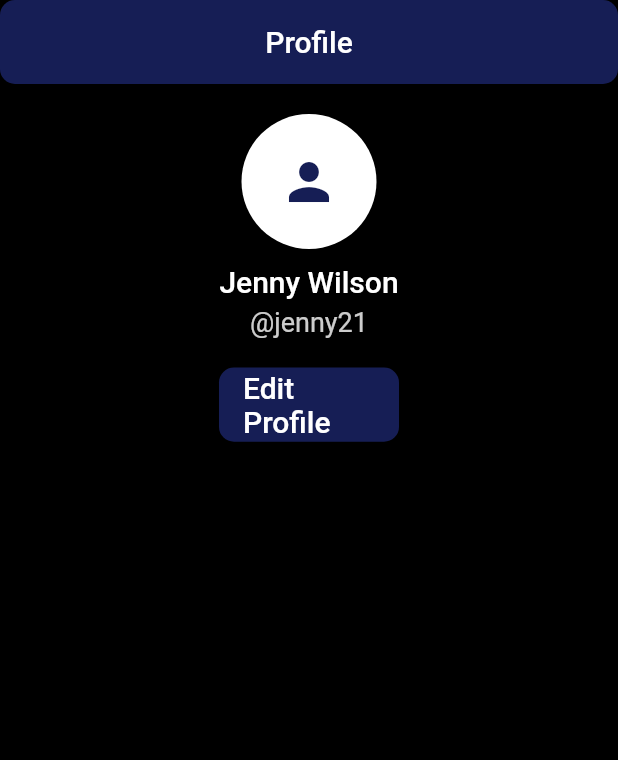
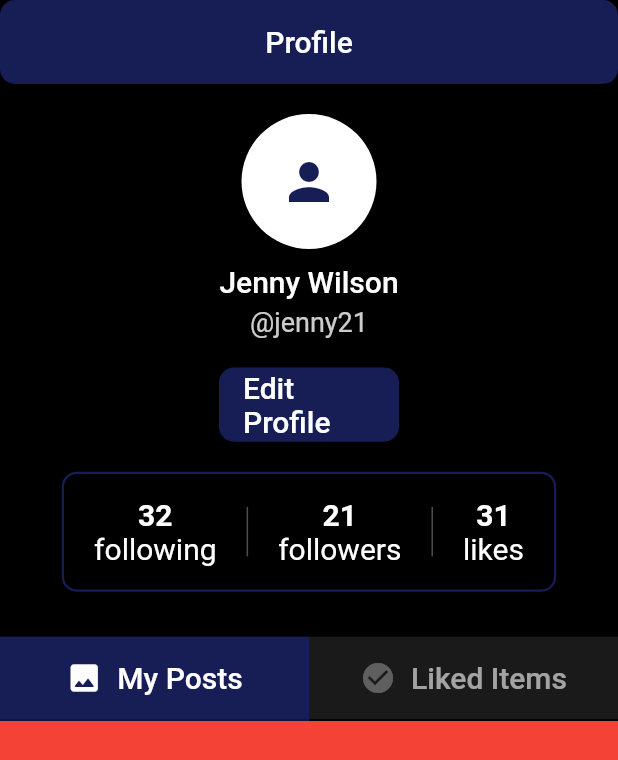
Before and after one commit to dagmawi-asfaw/insta_clone, a Flutter app: the screen it shows after launch, on a phone screen of 412 x 824 dp. Shown: the top 760 px of the screen. Run offline on Flutter 3.47's test engine with Material 2 defaults, Android fonts, the phone set to English and light mode, and no system bars; drawn by our look-alikes of cached_network_image; our stand-ins replace freezed_annotation, simple_icons; network calls fail.

Commit message:
add tab bar

```diff
--- a/lib/app.dart
+++ b/lib/app.dart
@@ -11,6 +11,7 @@ class MyApp extends StatelessWidget {
     return MaterialApp(
       title: 'Flutter Demo',
       theme: appThemeData,
+      debugShowCheckedModeBanner: false,
       home: const UserProfilePage(),
     );
   }
--- a/lib/components/user_profile/view/user_profile_view.dart
+++ b/lib/components/user_profile/view/user_profile_view.dart
@@ -15,30 +15,10 @@ class UserProfilePage extends StatelessWidget {
       body: Column(
         crossAxisAlignment: CrossAxisAlignment.center,
         children: [
-          const SizedBox(
-            height: 20,
-          ),
-          UserAvatarWidget(
-            imageUrl: user1.profileImageUrl,
-          ),
-          const SizedBox(
-            height: 10,
-          ),
-          Text(
-            "${user1.firstName} ${user1.lastName}",
-            style: Theme.of(context).textTheme.bodyTextStyle1,
-          ),
-          const SizedBox(
-            height: 5,
-          ),
-          Text(
-            "@${user1.username}",
-            style: Theme.of(context).textTheme.bodyTextStyle2,
-          ),
-          const SizedBox(
-            height: 20,
-          ),
-          EditProfileButtonWidget(),
+          UserProfileDataWidget(userProfileModel: user1),
+          const Expanded(
+            child: UserProfileTabBarWidget(),
+          )
         ],
       ),
     );
--- /dev/null
+++ b/lib/components/user_profile/widgets/account_info_item_widget.dart
@@ -0,0 +1,35 @@
+import 'package:flutter/material.dart';
+
+import '../../../shared/shared.dart';
+
+class AccountInfoItemWidget extends StatelessWidget {
+  final String title;
+  final String value;
+
+  const AccountInfoItemWidget({
+    Key? key,
+    required this.title,
+    required this.value,
+  }) : super(key: key);
+
+  @override
+  Widget build(BuildContext context) {
+    return Column(
+      mainAxisAlignment: MainAxisAlignment.center,
+      children: [
+        Text(
+          value,
+          style: Theme.of(context).textTheme.bodyTextStyle1.copyWith(
+                fontWeight: FontWeight.bold,
+              ),
+        ),
+        Text(
+          title,
+          style: Theme.of(context).textTheme.bodyTextStyle1.copyWith(
+                fontWeight: FontWeight.w400,
+              ),
+        ),
+      ],
+    );
+  }
+}
--- /dev/null
+++ b/lib/components/user_profile/widgets/account_info_widget.dart
@@ -0,0 +1,62 @@
+import 'package:flutter/material.dart';
+import 'package:insta_clone/components/user_profile/user_profile.dart';
+import 'package:insta_clone/shared/models/models.dart';
+import 'package:insta_clone/shared/shared.dart';
+
+class AccountInfoWidget extends StatelessWidget {
+  final UserProfileModel userProfileModel;
+
+  const AccountInfoWidget({
+    Key? key,
+    required this.userProfileModel,
+  }) : super(key: key);
+
+  @override
+  Widget build(BuildContext context) {
+    return Container(
+      height: 80,
+      width: kContextWidth(context) * 0.8,
+      decoration: BoxDecoration(
+        borderRadius: BorderRadius.circular(kBorderRadius),
+        border: Border.all(
+          color: AppColors.kPrimaryColor,
+          width: 1.5,
+        ),
+      ),
+      child: Row(
+        mainAxisAlignment: MainAxisAlignment.spaceEvenly,
+        crossAxisAlignment: CrossAxisAlignment.center,
+        children: [
+          AccountInfoItemWidget(
+            title: 'following',
+            value: userProfileModel.following.toString(),
+          ),
+          Padding(
+            padding: const EdgeInsets.symmetric(vertical: 22.0),
+            child: VerticalDivider(
+              color: AppColors.kWhite.withOpacity(0.3),
+              thickness: 1,
+              width: 1,
+            ),
+          ),
+          AccountInfoItemWidget(
+            title: 'followers',
+            value: userProfileModel.followers.toString(),
+          ),
+          Padding(
+            padding: const EdgeInsets.symmetric(vertical: 22.0),
+            child: VerticalDivider(
+              color: AppColors.kWhite.withOpacity(0.3),
+              thickness: 1,
+              width: 1,
+            ),
+          ),
+          AccountInfoItemWidget(
+            title: 'likes',
+            value: userProfileModel.likes.toString(),
+          ),
+        ],
+      ),
+    );
+  }
+}
--- /dev/null
+++ b/lib/components/user_profile/widgets/user_profile_data_widget.dart
@@ -0,0 +1,52 @@
+import 'package:flutter/material.dart';
+
+import '../../../shared/shared.dart';
+import '../user_profile.dart';
+
+class UserProfileDataWidget extends StatelessWidget {
+  final UserProfileModel userProfileModel;
+
+  const UserProfileDataWidget({
+    Key? key,
+    required this.userProfileModel,
+  }) : super(key: key);
+
+  @override
+  Widget build(BuildContext context) {
+    return Column(
+      children: [
+        const SizedBox(
+          height: 20,
+        ),
+        UserAvatarWidget(
+          imageUrl: userProfileModel.profileImageUrl,
+        ),
+        const SizedBox(
+          height: 10,
+        ),
+        Text(
+          "${userProfileModel.firstName} ${userProfileModel.lastName}",
+          style: Theme.of(context).textTheme.bodyTextStyle1,
+        ),
+        const SizedBox(
+          height: 5,
+        ),
+        Text(
+          "@${userProfileModel.username}",
+          style: Theme.of(context).textTheme.bodyTextStyle2,
+        ),
+        const SizedBox(
+          height: 20,
+        ),
+        const EditProfileButtonWidget(),
+        const SizedBox(
+          height: 20,
+        ),
+        AccountInfoWidget(userProfileModel: userProfileModel),
+        const SizedBox(
+          height: 30,
+        ),
+      ],
+    );
+  }
+}
--- /dev/null
+++ b/lib/components/user_profile/widgets/user_profile_tab_bar_widget.dart
@@ -0,0 +1,87 @@
+
+import 'package:flutter/material.dart';
+import 'package:insta_clone/components/user_profile/user_profile.dart';
+import 'package:simple_icons/simple_icons.dart';
+
+import '../../../shared/shared.dart';
+
+class UserProfileTabBarWidget extends StatefulWidget {
+  const UserProfileTabBarWidget({Key? key}) : super(key: key);
+
+  @override
+  State<UserProfileTabBarWidget> createState() =>
+      _UserProfileTabBarWidgetState();
+}
+
+class _UserProfileTabBarWidgetState extends State<UserProfileTabBarWidget>
+    with TickerProviderStateMixin {
+  late TabController _controller;
+
+  @override
+  void initState() {
+    // TODO: implement initState
+    super.initState();
+    _controller = TabController(length: 2, vsync: this);
+  }
+
+  @override
+  Widget build(BuildContext context) {
+    return Column(
+      mainAxisAlignment: MainAxisAlignment.center,
+      crossAxisAlignment: CrossAxisAlignment.center,
+      children: [
+        TabBar(
+          labelPadding: EdgeInsets.zero,
+          indicatorPadding: EdgeInsets.zero,
+          indicatorWeight: 1,
+          indicatorColor: AppColors.kPrimaryColor,
+          padding: EdgeInsets.zero,
+          controller: _controller,
+          tabs: [
+            UserProfileTabItemWidget(
+              isSelected: _controller.index == 0,
+              label: 'My Posts',
+              iconData: Icons.image_rounded,
+            ),
+            UserProfileTabItemWidget(
+              isSelected: _controller.index == 1,
+              label: 'Liked Items',
+                iconData: Icons.check_circle,
+            ),
+          ],
+          onTap: (index) {
+            setState(() {
+              _controller.animateTo(
+                index,
+                duration: const Duration(milliseconds: 500),
+                curve: Curves.easeIn,
+              );
+            });
+          },
+        ),
+        Expanded(
+          child: TabBarView(
+            controller: _controller,
+            children: [
+              Container(
+                height: 100,
+                color: Colors.red,
+              ),
+              Container(
+                height: 100,
+                color: Colors.blue,
+              )
+            ],
+          ),
+        )
+      ],
+    );
+  }
+
+  @override
+  void dispose() {
+    // TODO: implement dispose
+    super.dispose();
+    _controller.dispose();
+  }
+}
--- /dev/null
+++ b/lib/components/user_profile/widgets/user_profile_tab_item_widget.dart
@@ -0,0 +1,48 @@
+import 'package:flutter/material.dart';
+
+import '../../../shared/shared.dart';
+
+class UserProfileTabItemWidget extends StatelessWidget {
+  final bool isSelected;
+  final String label;
+  final IconData iconData;
+
+  const UserProfileTabItemWidget({
+    Key? key,
+    required this.isSelected,
+    required this.label,
+    required this.iconData,
+  }) : super(key: key);
+
+  @override
+  Widget build(BuildContext context) {
+    return Container(
+      height: 55,
+      color: (isSelected)
+          ? AppColors.kPrimaryColor
+          : AppColors.kWhite.withOpacity(0.1),
+      child: Row(
+        mainAxisAlignment: MainAxisAlignment.center,
+        children: [
+          Icon(
+            iconData,
+            color: (isSelected)
+                ? AppColors.kWhite
+                : AppColors.kWhite.withOpacity(0.3),
+          ),
+          const SizedBox(
+            width: 10,
+          ),
+          Text(
+            label,
+            style: Theme.of(context).textTheme.bodyTextStyle1.copyWith(
+                  color: (isSelected)
+                      ? AppColors.kWhite
+                      : AppColors.kWhite.withOpacity(0.6),
+                ),
+          ),
+        ],
+      ),
+    );
+  }
+}
--- a/lib/components/user_profile/widgets/widgets.dart
+++ b/lib/components/user_profile/widgets/widgets.dart
@@ -1,2 +1,7 @@
+export 'account_info_item_widget.dart';
+export 'account_info_widget.dart';
+export 'edit_profile_button_widget.dart';
 export 'user_avatar_widget.dart';
-export 'edit_profile_button_widget.dart';
+export 'user_profile_tab_bar_widget.dart';
+export 'user_profile_data_widget.dart';
+export 'user_profile_tab_item_widget.dart';
--- a/lib/main.dart
+++ b/lib/main.dart
@@ -1,10 +1,13 @@
 import 'package:flutter/material.dart';
+import 'package:flutter/services.dart';
 
 import 'app.dart';
 
-// #161E55
+Future<void> main() async {
+  WidgetsFlutterBinding.ensureInitialized();
+  await SystemChrome.setPreferredOrientations([DeviceOrientation.portraitUp]);
 
-
-void main() {
-  runApp(const MyApp());
+  runApp(
+    const MyApp(),
+  );
 }
--- a/lib/shared/constants/theme_constant.dart
+++ b/lib/shared/constants/theme_constant.dart
@@ -16,6 +16,7 @@ ThemeData appThemeData = ThemeData(
       ),
     ),
   ),
+
 );
 
 ButtonStyle kPrimaryButtonStyle = ButtonStyle(
--- a/lib/shared/data/data.dart
+++ b/lib/shared/data/data.dart
@@ -9,5 +9,5 @@ UserProfileModel user1 = const UserProfileModel(
       'https://images.unsplash.com/photo-1546961329-78bef0414d7c?ixlib=rb-1.2.1&raw_url=true&q=80&fm=jpg&crop=entropy&cs=tinysrgb&ixid=MnwxMjA3fDB8MHxwaG90by1wYWdlfHx8fGVufDB8fHx8&auto=format&fit=crop&w=387',
   followers: 21,
   following: 32,
-  likes: 32,
+  likes: 31,
 );
--- a/pubspec.yaml
+++ b/pubspec.yaml
@@ -22,6 +22,8 @@ dependencies:
   json_serializable: ^6.2.0
   json_annotation: ^4.5.0
   cached_network_image: ^3.0.0
+  simple_icons: ^6.13.0
+
 
 
 dev_dependencies:
```
Also changed, not shown: pubspec.lock.
